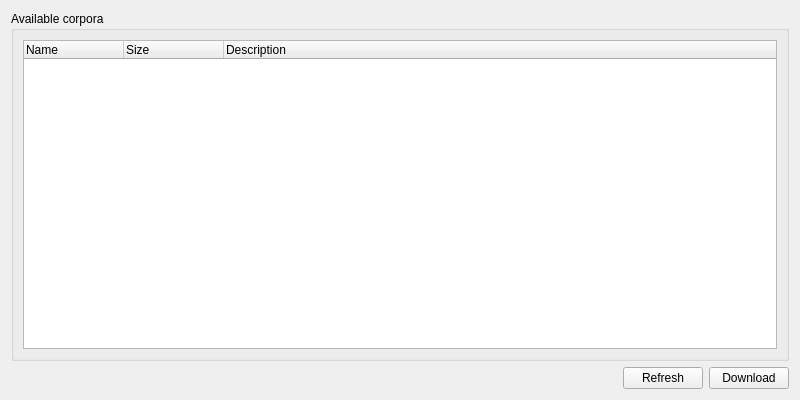
Old version of the form ui/DownloadWindow.ui in the repository rug-compling/dact.
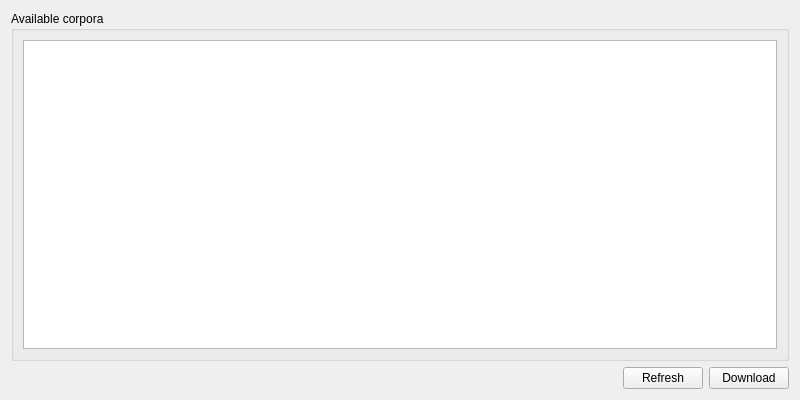
New version of the form.

Commit message: Represent a corpus archive as a model.

Diff of the .ui file:
```diff
--- a/ui/DownloadWindow.ui
+++ b/ui/DownloadWindow.ui
@@ -21,25 +21,19 @@
      </property>
      <layout class="QVBoxLayout" name="verticalLayout">
       <item>
-       <widget class="QTreeWidget" name="archiveTreeWidget">
+       <widget class="QTreeView" name="archiveTreeView">
+        <property name="editTriggers">
+         <set>QAbstractItemView::NoEditTriggers</set>
+        </property>
+        <property name="alternatingRowColors">
+         <bool>true</bool>
+        </property>
+        <property name="selectionMode">
+         <enum>QAbstractItemView::SingleSelection</enum>
+        </property>
         <property name="rootIsDecorated">
          <bool>false</bool>
         </property>
-        <column>
-         <property name="text">
-          <string>Name</string>
-         </property>
-        </column>
-        <column>
-         <property name="text">
-          <string>Size</string>
-         </property>
-        </column>
-        <column>
-         <property name="text">
-          <string>Description</string>
-         </property>
-        </column>
        </widget>
       </item>
      </layout>
```
The commit also changes 5 other files.
